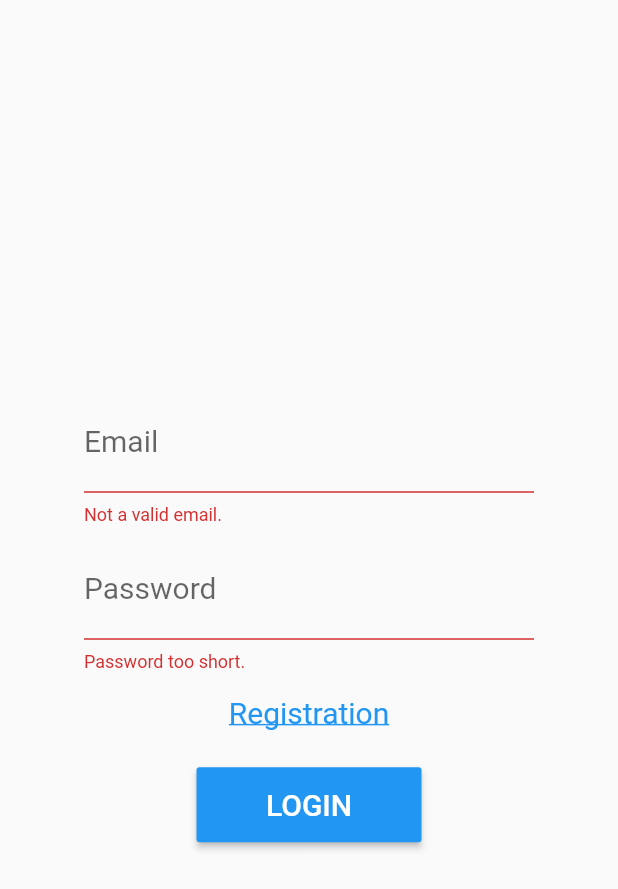
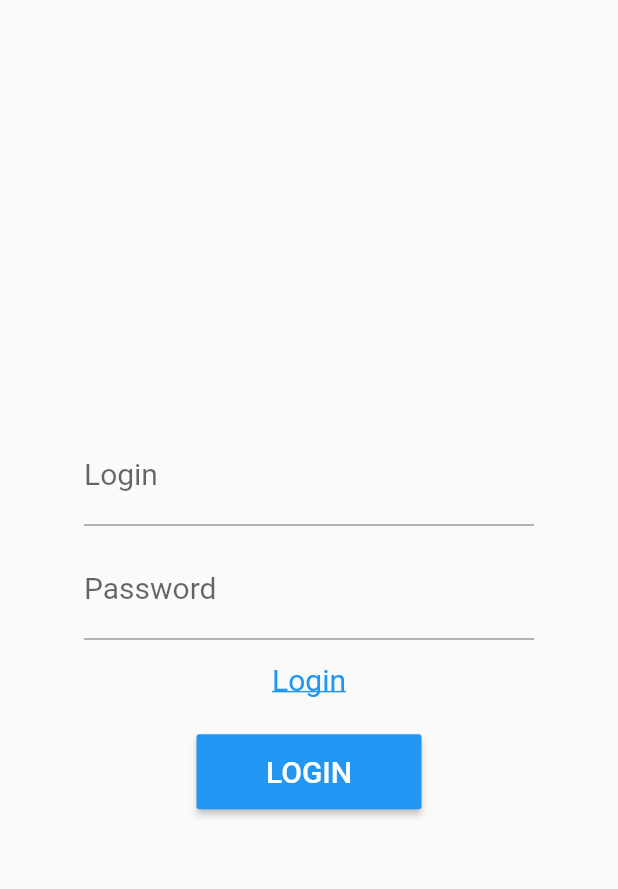
Before and after one commit to F1L1N/HistoryDuel, a Flutter app: the screen it shows after launch, after a tap on "LOGIN", on a phone screen of 412 x 824 dp. Shown: the top 889 px of the screen. Run offline on Flutter 3.47's test engine with Material 2 defaults, Android fonts, the phone set to English and light mode, and no system bars; our stand-ins replace shared_preferences, splashscreen; network calls fail.

Commit message:
Modified structure

```diff
--- a/lib/UI/auth.dart
+++ b/lib/UI/auth.dart
@@ -1,7 +1,15 @@
+import 'dart:convert';
+import 'dart:io';
+
 import 'package:flutter/material.dart';
 import 'package:flutter/services.dart';
 import 'package:history_duel/UI/main.dart';
 import 'package:history_duel/UI/reg.dart';
+import 'package:history_duel/model/post/authentification.dart';
+import 'package:history_duel/model/profile.dart';
+import 'package:history_duel/model/tokens.dart';
+import 'package:http/http.dart' as http;
+import 'package:shared_preferences/shared_preferences.dart';
 
 class AuthScreen extends StatefulWidget {
   @override
@@ -13,8 +21,11 @@ class AuthScreenState extends State<AuthScreen> {
   String email;
   String password;
   bool isLoggedIn;
+  var url = "";
   final sizeTextBlack = const TextStyle(fontSize: 20.0, color: Colors.black);
   final sizeTextWhite = const TextStyle(fontSize: 20.0, color: Colors.white);
+  TextEditingController loginController = new TextEditingController();
+  TextEditingController passwordController = new TextEditingController();
   final formKey = new GlobalKey<FormState>();
   BuildContext _context;
 
@@ -31,8 +42,8 @@ class AuthScreenState extends State<AuthScreen> {
                 children: <Widget>[
                   new Container(
                     child: new TextFormField(
-                      decoration: new InputDecoration(labelText: "Email"),
-                      keyboardType: TextInputType.emailAddress,
+                      decoration: new InputDecoration(labelText: "Login"),
+                      controller: loginController,
                       maxLines: 1,
                       style: sizeTextBlack,
                       onSaved: (val) => email = val,
@@ -44,6 +55,7 @@ class AuthScreenState extends State<AuthScreen> {
                     child: new TextFormField(
                       decoration: new InputDecoration(labelText: "Password"),
                       obscureText: true,
+                      controller: passwordController,
                       maxLines: 1,
                       validator: (val) => val.length < 6 ? 'Password too short.' : null,
                       onSaved: (val) => password = val,
@@ -55,10 +67,10 @@ class AuthScreenState extends State<AuthScreen> {
                   new Container(
                     child: new GestureDetector(
                       onTap: (){
-                        navigateRegistration();
+                        navigateMain();
                       },
                       child: Text(
-                        "Registration",
+                        "Login",
                         style: TextStyle(
                           decoration: TextDecoration.underline,
                           fontSize: 20,
@@ -88,31 +100,74 @@ class AuthScreenState extends State<AuthScreen> {
     );
   }
 
-  void submit() {
-    final form = formKey.currentState;
-    if (form.validate()) {
-      form.save();
-      performLogin();
-    }
+  void initState() {
+    super.initState();
+    WidgetsBinding.instance
+        .addPostFrameCallback((_) => auth(context));
   }
 
-  void navigateRegistration(){
+  Future<Profile> createProfilePost({Map body}) async {
+    final response = await http.post(url,
+        headers: {
+          HttpHeaders.contentTypeHeader: 'application/x-www-form-urlencoded'
+        },
+        body: body
+    );
+    final int statusCode = response.statusCode;
+    if (statusCode < 200 || statusCode > 400 || json == null) {
+      throw new Exception("Error while fetching data");
+    }
+    return Profile.fromJson(json.decode(response.body));
+  }
+
+  Future<Tokens> createAuthPost({Map body}) async {
+    final response = await http.post(url,
+        headers: {
+          HttpHeaders.contentTypeHeader: 'application/x-www-form-urlencoded'
+        },
+        body: body
+    );
+    final int statusCode = response.statusCode;
+    if (statusCode < 200 || statusCode > 400 || json == null) {
+      throw new Exception("Error while fetching data");
+    }
+    return Tokens.fromJson(json.decode(response.body));
+  }
+
+  Future auth(BuildContext context) async {
+    SharedPreferences prefs = await SharedPreferences.getInstance();
+    if (prefs.get("access") != null)
+    {
+      url = "http://hisduel.000webhostapp.com/access.php";
+    }
+    else
+    {
+      if (prefs.get("refresh") != null)
+      {
+        url = "http://hisduel.000webhostapp.com/refresh.php";
+      }
+      else
+      {
+        url = "http://hisduel.000webhostapp.com/authentication.php";
+        AuthenticationPost newPost = new AuthenticationPost(
+            login: loginController.text, password: passwordController.text);
+        Tokens tokens = await createAuthPost(body: newPost.toMap());
+        SharedPreferences prefs = await SharedPreferences.getInstance();
+        prefs.setString("access", tokens.accessToken);
+        prefs.setString("refresh", tokens.refreshToken);
+      }
+    }
+    navigateMain();
+  }
+
+  void submit() {
+
+  }
+
+  void navigateMain(){
     Navigator.push(
         _context,
         new MaterialPageRoute(
-            builder: (context) => new RegistrationScreen()));
-  }
-
-  void performLogin() {
-    hideKeyboard();
-    Navigator.push(
-        _context,
-        new MaterialPageRoute(
-          builder: (context) => new MainScreen()));
-          //builder: (context) => new MyApp()));
-  }
-
-  void hideKeyboard() {
-    SystemChannels.textInput.invokeMethod('TextInput.hide');
+            builder: (context) => new MainScreen()));
   }
 }
--- a/lib/UI/main.dart
+++ b/lib/UI/main.dart
@@ -1,9 +1,9 @@
 import 'package:flutter/material.dart';
+import 'package:history_duel/model/profile.dart';
 
 // ignore: must_be_immutable
 class MainScreen extends StatelessWidget {
-  String email;
-  String login;
+  Profile profile;
   final sizeTextBlack = const TextStyle(fontSize: 20.0, color: Colors.black);
 
   MainScreen() {
@@ -19,7 +19,7 @@ class MainScreen extends StatelessWidget {
         ),
         body: new Center(
           child: new Text(
-            "Email: $email, password: $login",
+            "Email: $profile",
             style: sizeTextBlack,
           ),
         ));
--- a/lib/UI/reg.dart
+++ b/lib/UI/reg.dart
@@ -6,7 +6,7 @@ import 'package:flutter/services.dart';
 import 'package:history_duel/UI/main.dart';
 import 'package:http/http.dart' as http;
 import 'package:shared_preferences/shared_preferences.dart';
-import 'package:history_duel/model/registration.dart';
+import 'package:history_duel/model/post/registration.dart';
 import 'package:history_duel/model/tokens.dart';
 
 class RegistrationScreen extends StatefulWidget {
--- /dev/null
+++ b/lib/model/post/authentification.dart
@@ -0,0 +1,13 @@
+class AuthenticationPost {
+  final String login;
+  final String password;
+
+  AuthenticationPost({this.login, this.password});
+
+  Map toMap() {
+    var map = new Map<String, dynamic>();
+    map["login"] = login;
+    map["password"] = password;
+    return map;
+  }
+}
--- /dev/null
+++ b/lib/model/profile.dart
@@ -0,0 +1,26 @@
+class Profile {
+  final String login;
+  final String registrationEmail;
+  final String email;
+  final String registrationDate;
+
+  Profile({this.login, this.registrationEmail, this.registrationDate, this.email});
+
+  factory Profile.fromJson(Map<String, dynamic> json) {
+    return Profile(
+      login: json['login'],
+      registrationEmail: json['registrationEmail'],
+      email: json['email'],
+      registrationDate: json['registrationDate'],
+    );
+  }
+
+  Map toMap() {
+    var map = new Map<String, dynamic>();
+    map["login"] = login;
+    map["registrationEmail"] = registrationEmail;
+    map["email"] = email;
+    map["registrationDate"] = registrationDate;
+    return map;
+  }
+}
```
Also changed, not shown: lib/model/post/access.dart (added), lib/model/post/refresh.dart (added), lib/model/post/registration.dart (renamed from lib/model/registration.dart).
